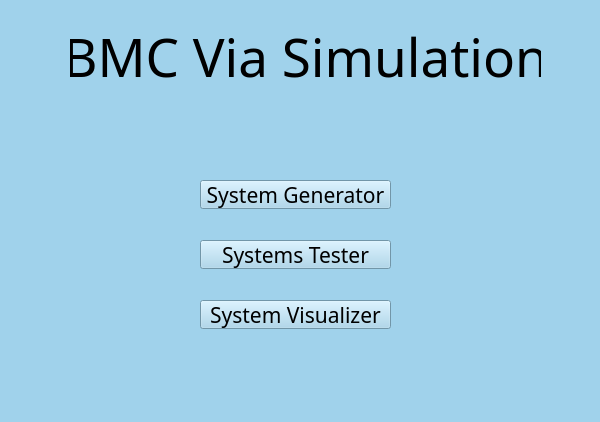
The window that GUI/MainUI.ui (eden2888/BMC_Simulation) describes before a commit, drawn with Qt 5.
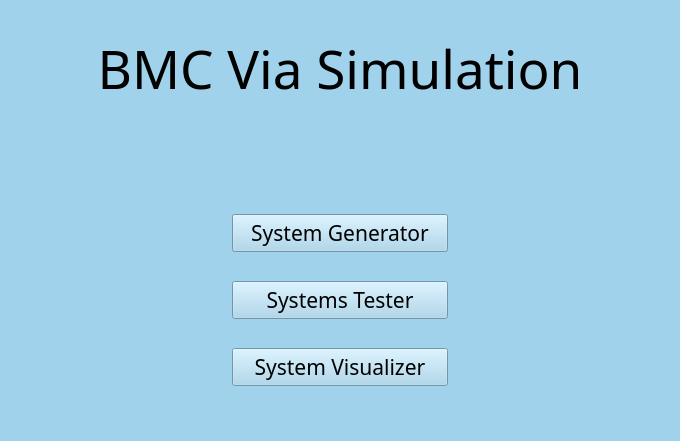
The same window after the commit. Icons and pictures are not drawn.

Commit message: Added 2nd screen with more data

Diff of the .ui file:
```diff
--- a/GUI/MainUI.ui
+++ b/GUI/MainUI.ui
@@ -2,6 +2,14 @@
 <ui version="4.0">
  <class>MainWindow</class>
  <widget class="QMainWindow" name="MainWindow">
+  <property name="geometry">
+   <rect>
+    <x>0</x>
+    <y>0</y>
+    <width>680</width>
+    <height>441</height>
+   </rect>
+  </property>
   <property name="windowTitle">
    <string>MainWindow</string>
   </property>
@@ -24,185 +32,166 @@
    <property name="autoFillBackground">
     <bool>false</bool>
    </property>
-   <widget class="QLabel" name="label_2">
-    <property name="geometry">
-     <rect>
-      <x>400</x>
-      <y>240</y>
-      <width>21</width>
-      <height>31</height>
-     </rect>
-    </property>
-    <property name="styleSheet">
-     <string notr="true">image: url(:/newPrefix/info.png);</string>
-    </property>
-    <property name="text">
-     <string/>
-    </property>
-   </widget>
-   <widget class="QLabel" name="label_3">
-    <property name="geometry">
-     <rect>
-      <x>400</x>
-      <y>300</y>
-      <width>21</width>
-      <height>31</height>
-     </rect>
-    </property>
-    <property name="styleSheet">
-     <string notr="true">image: url(:/newPrefix/info.png);</string>
-    </property>
-    <property name="text">
-     <string/>
-    </property>
-   </widget>
-   <widget class="QPushButton" name="BtnTester">
-    <property name="geometry">
-     <rect>
-      <x>200</x>
-      <y>240</y>
-      <width>191</width>
-      <height>29</height>
-     </rect>
-    </property>
-    <property name="font">
-     <font>
-      <family>Sans Serif</family>
-      <pointsize>16</pointsize>
-      <italic>false</italic>
-      <bold>false</bold>
-     </font>
-    </property>
-    <property name="cursor">
-     <cursorShape>OpenHandCursor</cursorShape>
-    </property>
-    <property name="styleSheet">
-     <string notr="true">font: 16pt&quot;Sans Serif&quot;;</string>
-    </property>
-    <property name="text">
-     <string>Systems Tester</string>
-    </property>
-   </widget>
-   <widget class="QPushButton" name="BtnGenerator">
-    <property name="geometry">
-     <rect>
-      <x>200</x>
-      <y>180</y>
-      <width>191</width>
-      <height>29</height>
-     </rect>
-    </property>
-    <property name="minimumSize">
-     <size>
-      <width>50</width>
-      <height>0</height>
-     </size>
-    </property>
-    <property name="font">
-     <font>
-      <family>Sans Serif</family>
-      <pointsize>16</pointsize>
-      <italic>false</italic>
-      <bold>false</bold>
-     </font>
-    </property>
-    <property name="cursor">
-     <cursorShape>OpenHandCursor</cursorShape>
-    </property>
-    <property name="layoutDirection">
-     <enum>Qt::LeftToRight</enum>
-    </property>
-    <property name="styleSheet">
-     <string notr="true">font: 16pt&quot;Sans Serif&quot;;</string>
-    </property>
-    <property name="text">
-     <string>System Generator</string>
-    </property>
-    <property name="iconSize">
-     <size>
-      <width>5</width>
-      <height>5</height>
-     </size>
-    </property>
-   </widget>
-   <widget class="QPushButton" name="BtnVisual">
-    <property name="geometry">
-     <rect>
-      <x>200</x>
-      <y>300</y>
-      <width>191</width>
-      <height>29</height>
-     </rect>
-    </property>
-    <property name="font">
-     <font>
-      <family>Sans Serif</family>
-      <pointsize>16</pointsize>
-      <italic>false</italic>
-      <bold>false</bold>
-     </font>
-    </property>
-    <property name="cursor">
-     <cursorShape>OpenHandCursor</cursorShape>
-    </property>
-    <property name="styleSheet">
-     <string notr="true">font: 16pt&quot;Sans Serif&quot;;</string>
-    </property>
-    <property name="text">
-     <string>System Visualizer</string>
-    </property>
-   </widget>
-   <widget class="QLabel" name="label">
-    <property name="geometry">
-     <rect>
-      <x>400</x>
-      <y>180</y>
-      <width>21</width>
-      <height>31</height>
-     </rect>
-    </property>
-    <property name="styleSheet">
-     <string notr="true">image: url(:/newPrefix/info.png);</string>
-    </property>
-    <property name="text">
-     <string/>
-    </property>
-   </widget>
-   <widget class="QLabel" name="LabelHeader">
-    <property name="geometry">
-     <rect>
-      <x>70</x>
-      <y>20</y>
-      <width>471</width>
-      <height>87</height>
-     </rect>
-    </property>
-    <property name="sizePolicy">
-     <sizepolicy hsizetype="Preferred" vsizetype="Fixed">
-      <horstretch>0</horstretch>
-      <verstretch>0</verstretch>
-     </sizepolicy>
-    </property>
-    <property name="font">
-     <font>
-      <family>Sans Serif</family>
-      <pointsize>40</pointsize>
-      <italic>false</italic>
-      <bold>false</bold>
-      <strikeout>false</strikeout>
-     </font>
-    </property>
-    <property name="styleSheet">
-     <string notr="true">font: 40pt&quot;Sans Serif&quot;;
+   <layout class="QGridLayout" name="gridLayout">
+    <item row="0" column="0" colspan="3">
+     <widget class="QLabel" name="LabelHeader">
+      <property name="sizePolicy">
+       <sizepolicy hsizetype="Preferred" vsizetype="Fixed">
+        <horstretch>0</horstretch>
+        <verstretch>0</verstretch>
+       </sizepolicy>
+      </property>
+      <property name="font">
+       <font>
+        <family>Sans Serif</family>
+        <pointsize>40</pointsize>
+        <weight>50</weight>
+        <italic>false</italic>
+        <bold>false</bold>
+        <strikeout>false</strikeout>
+       </font>
+      </property>
+      <property name="styleSheet">
+       <string notr="true">font: 40pt&quot;Sans Serif&quot;;
 </string>
-    </property>
-    <property name="text">
-     <string>BMC Via Simulation</string>
-    </property>
-    <property name="alignment">
-     <set>Qt::AlignHCenter|Qt::AlignTop</set>
-    </property>
-   </widget>
+      </property>
+      <property name="text">
+       <string>BMC Via Simulation</string>
+      </property>
+      <property name="alignment">
+       <set>Qt::AlignHCenter|Qt::AlignTop</set>
+      </property>
+     </widget>
+    </item>
+    <item row="4" column="2">
+     <widget class="QLabel" name="label_3">
+      <property name="styleSheet">
+       <string notr="true">image: url(:/newPrefix/info.png);</string>
+      </property>
+      <property name="text">
+       <string/>
+      </property>
+     </widget>
+    </item>
+    <item row="1" column="1">
+     <spacer name="verticalSpacer">
+      <property name="orientation">
+       <enum>Qt::Vertical</enum>
+      </property>
+      <property name="sizeType">
+       <enum>QSizePolicy::Fixed</enum>
+      </property>
+      <property name="sizeHint" stdset="0">
+       <size>
+        <width>20</width>
+        <height>80</height>
+       </size>
+      </property>
+     </spacer>
+    </item>
+    <item row="3" column="1">
+     <widget class="QPushButton" name="BtnTester">
+      <property name="font">
+       <font>
+        <family>Sans Serif</family>
+        <pointsize>16</pointsize>
+        <weight>50</weight>
+        <italic>false</italic>
+        <bold>false</bold>
+       </font>
+      </property>
+      <property name="cursor">
+       <cursorShape>OpenHandCursor</cursorShape>
+      </property>
+      <property name="styleSheet">
+       <string notr="true">font: 16pt&quot;Sans Serif&quot;;</string>
+      </property>
+      <property name="text">
+       <string>Systems Tester</string>
+      </property>
+     </widget>
+    </item>
+    <item row="2" column="2">
+     <widget class="QLabel" name="label">
+      <property name="styleSheet">
+       <string notr="true">image: url(:/newPrefix/info.png);</string>
+      </property>
+      <property name="text">
+       <string/>
+      </property>
+     </widget>
+    </item>
+    <item row="3" column="2">
+     <widget class="QLabel" name="label_2">
+      <property name="styleSheet">
+       <string notr="true">image: url(:/newPrefix/info.png);</string>
+      </property>
+      <property name="text">
+       <string/>
+      </property>
+     </widget>
+    </item>
+    <item row="4" column="1">
+     <widget class="QPushButton" name="BtnVisual">
+      <property name="font">
+       <font>
+        <family>Sans Serif</family>
+        <pointsize>16</pointsize>
+        <weight>50</weight>
+        <italic>false</italic>
+        <bold>false</bold>
+       </font>
+      </property>
+      <property name="cursor">
+       <cursorShape>OpenHandCursor</cursorShape>
+      </property>
+      <property name="styleSheet">
+       <string notr="true">font: 16pt&quot;Sans Serif&quot;;</string>
+      </property>
+      <property name="text">
+       <string>System Visualizer</string>
+      </property>
+     </widget>
+    </item>
+    <item row="2" column="1">
+     <widget class="QPushButton" name="BtnGenerator">
+      <property name="minimumSize">
+       <size>
+        <width>50</width>
+        <height>0</height>
+       </size>
+      </property>
+      <property name="font">
+       <font>
+        <family>Sans Serif</family>
+        <pointsize>16</pointsize>
+        <weight>50</weight>
+        <italic>false</italic>
+        <bold>false</bold>
+       </font>
+      </property>
+      <property name="cursor">
+       <cursorShape>OpenHandCursor</cursorShape>
+      </property>
+      <property name="layoutDirection">
+       <enum>Qt::LeftToRight</enum>
+      </property>
+      <property name="styleSheet">
+       <string notr="true">font: 16pt&quot;Sans Serif&quot;;</string>
+      </property>
+      <property name="text">
+       <string>System Generator</string>
+      </property>
+      <property name="iconSize">
+       <size>
+        <width>5</width>
+        <height>5</height>
+       </size>
+      </property>
+     </widget>
+    </item>
+   </layout>
+   <zorder>LabelHeader</zorder>
    <zorder>label</zorder>
    <zorder>label_2</zorder>
    <zorder>label_3</zorder>
```
Left out of the diff: 13 changed lines with no effect on the pictures. The commit also changes 2 other files.
